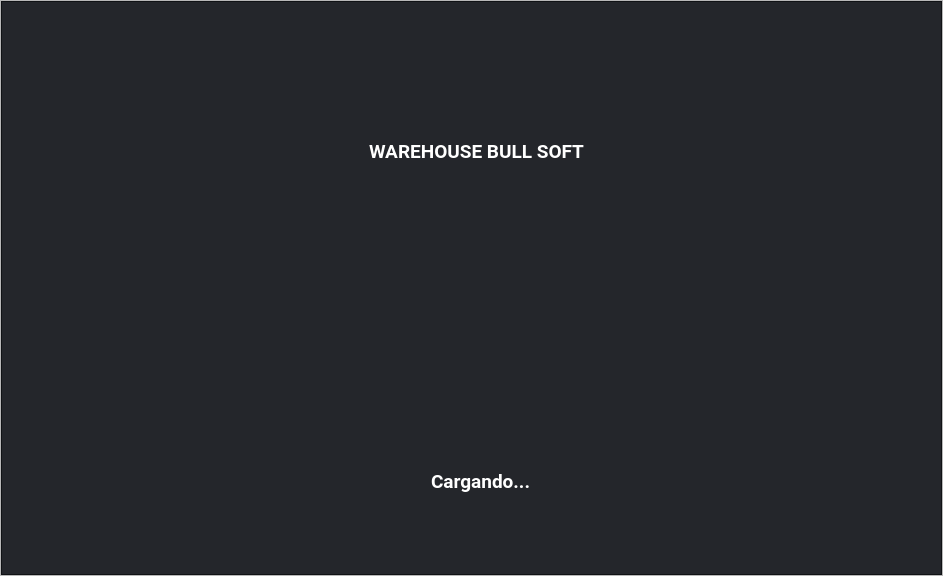
Above: Interfaces/loading/splash_ui.ui from juanignaciocansillieri/bullsoft before the change. Below: the same form after it.
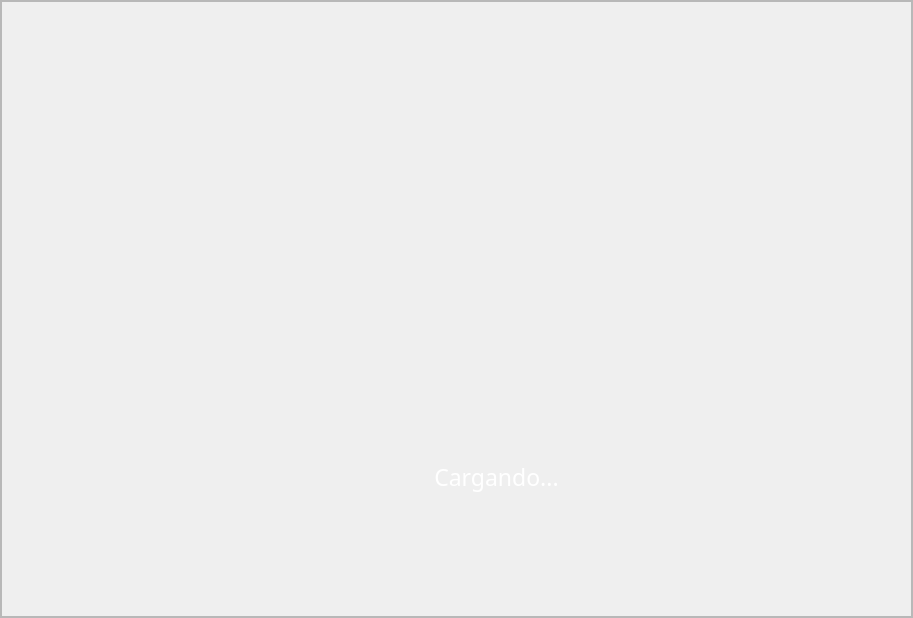
That is the form after the change. Icons and pictures are not drawn.

Diff of the .ui file:
```diff
--- a/Interfaces/loading/splash_ui.ui
+++ b/Interfaces/loading/splash_ui.ui
@@ -6,8 +6,8 @@
    <rect>
     <x>0</x>
     <y>0</y>
-    <width>943</width>
-    <height>576</height>
+    <width>913</width>
+    <height>618</height>
    </rect>
   </property>
   <property name="windowTitle">
@@ -69,7 +69,6 @@
            <property name="styleSheet">
             <string notr="true">QFrame{
 border-image: none;
-background-color: rgba(18, 21, 26,235);
 }</string>
            </property>
            <property name="frameShape">
@@ -81,30 +80,39 @@
            <widget class="QLabel" name="label_2">
             <property name="geometry">
              <rect>
-              <x>430</x>
-              <y>470</y>
-              <width>101</width>
-              <height>21</height>
+              <x>0</x>
+              <y>460</y>
+              <width>991</width>
+              <height>31</height>
              </rect>
             </property>
+            <property name="font">
+             <font>
+              <family>Cairo</family>
+              <pointsize>17</pointsize>
+              <weight>50</weight>
+              <bold>false</bold>
+             </font>
+            </property>
             <property name="styleSheet">
-             <string notr="true">font-family: 	Roboto;
-font-weight: bold;
-color:#FFF;
-font-size: 19px;
+             <string notr="true">color:#FFF;
+
 background:none</string>
             </property>
             <property name="text">
              <string>Cargando...</string>
             </property>
+            <property name="alignment">
+             <set>Qt::AlignCenter</set>
+            </property>
            </widget>
            <widget class="QLabel" name="label">
             <property name="geometry">
              <rect>
               <x>0</x>
-              <y>10</y>
-              <width>941</width>
-              <height>141</height>
+              <y>50</y>
+              <width>991</width>
+              <height>101</height>
              </rect>
             </property>
             <property name="maximumSize">
@@ -124,7 +132,7 @@
            <widget class="QWidget" name="horizontalLayoutWidget">
             <property name="geometry">
              <rect>
-              <x>160</x>
+              <x>170</x>
               <y>170</y>
               <width>611</width>
               <height>251</height>
@@ -132,29 +140,6 @@
             </property>
             <layout class="QHBoxLayout" name="horizontalLayout_3"/>
            </widget>
-           <widget class="QLabel" name="label_3">
-            <property name="geometry">
-             <rect>
-              <x>360</x>
-              <y>140</y>
-              <width>231</width>
-              <height>21</height>
-             </rect>
-            </property>
-            <property name="styleSheet">
-             <string notr="true">font-family: 	Roboto;
-font-weight: bold;
-color:#FFF;
-font-size: 19px;
-background:none</string>
-            </property>
-            <property name="text">
-             <string>WAREHOUSE BULL SOFT</string>
-            </property>
-            <property name="alignment">
-             <set>Qt::AlignCenter</set>
-            </property>
-           </widget>
           </widget>
          </item>
         </layout>
```
Left out of the diff: 7 changed lines with no effect on the pictures.
